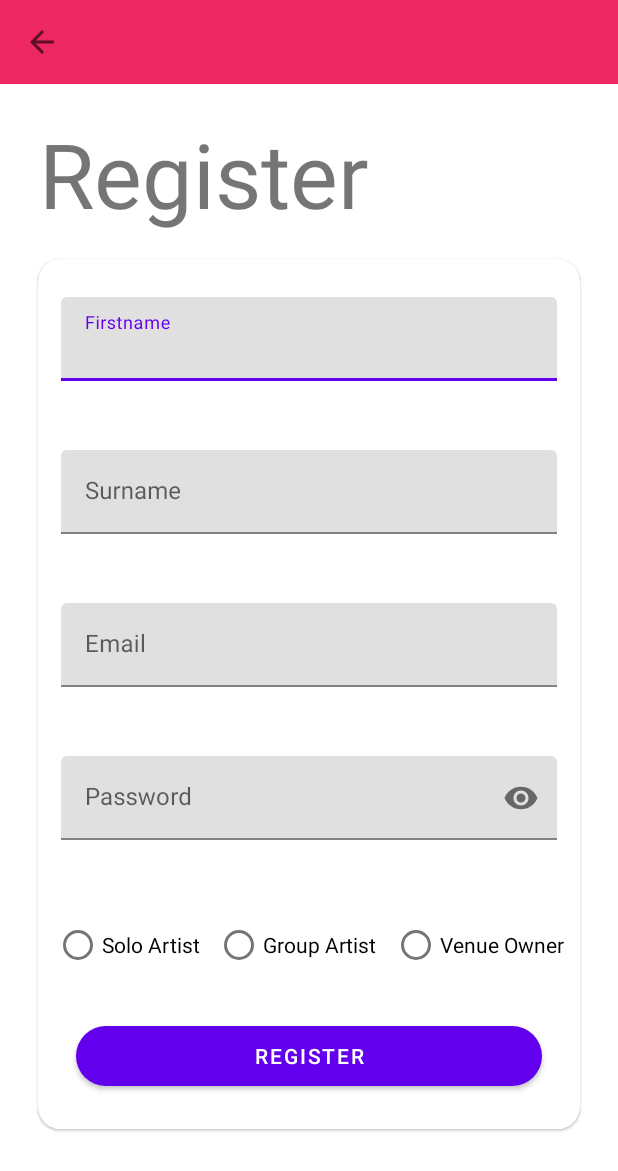
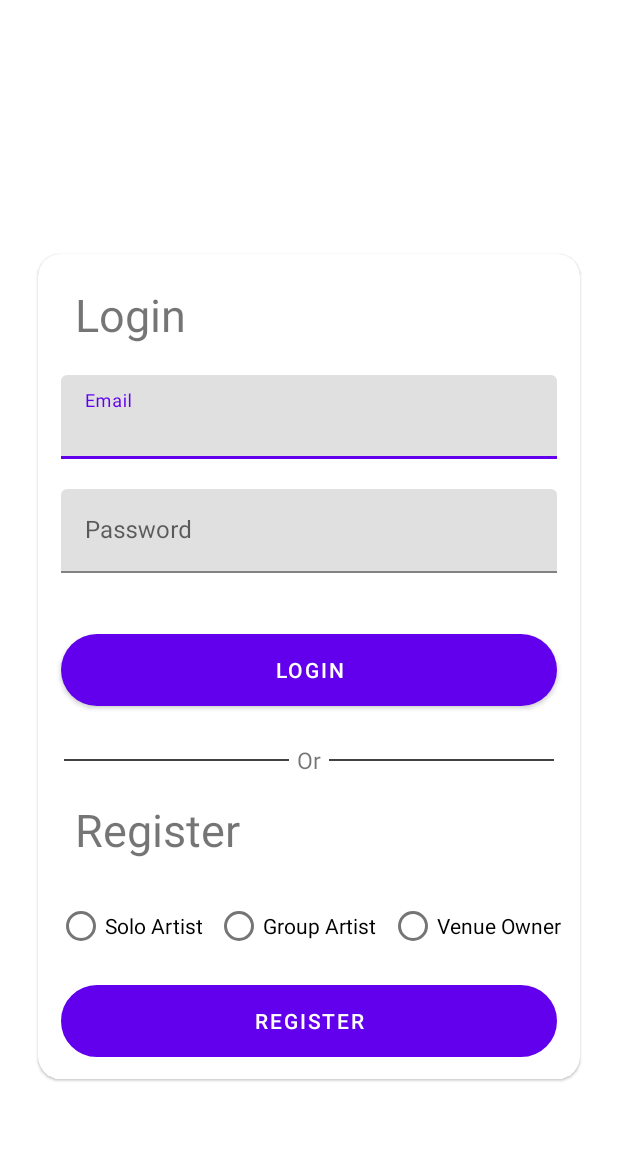
Before and after one commit to mikel112543/FYP_RockAround, an Android app: the screen it shows after launch (MainActivity), on a phone screen of 412 x 824 dp. Shown: the top 1171 px of the screen. Run offline under Robolectric (Android 15) with nearby library versions, the phone set to English and light mode, and no system bars; our stand-ins replace data binding.

Commit message:
- Completed Login Fragment xml - Moving to Firestore for databasing

```diff
--- a/app/build.gradle
+++ b/app/build.gradle
@@ -1,5 +1,6 @@
 plugins {
     id 'com.android.application'
+    id 'com.google.gms.google-services'
 }
 apply plugin: 'kotlin-android'
 
@@ -35,6 +36,7 @@ android {
 
 dependencies {
 
+    implementation 'com.google.firebase:firebase-auth:21.0.1'
     def lifecycle_version = "2.4.0"
     def arch_version = "2.1.0"
 
@@ -48,9 +50,10 @@ dependencies {
     androidTestImplementation 'androidx.test.espresso:espresso-core:3.4.0'
     implementation "androidx.core:core-ktx:+"
     implementation "org.jetbrains.kotlin:kotlin-stdlib-jdk7:$kotlin_version"
-    implementation group: 'mysql', name: 'mysql-connector-java', version: '5.1.13'
+    implementation group: 'mysql', name: 'mysql-connector-java', version: '8.0.11'
     implementation "androidx.lifecycle:lifecycle-viewmodel:$lifecycle_version"
     implementation "androidx.lifecycle:lifecycle-livedata:$lifecycle_version"
+    implementation 'org.mariadb.jdbc:mariadb-java-client:2.2.0'
     implementation group: 'log4j', name: 'log4j', version: '1.2.16'
 }
 repositories {
--- a/app/src/main/AndroidManifest.xml
+++ b/app/src/main/AndroidManifest.xml
@@ -1,7 +1,8 @@
 <?xml version="1.0" encoding="utf-8"?>
 <manifest xmlns:android="http://schemas.android.com/apk/res/android"
     package="com.example.rockaroundapp">
-
+    <uses-permission android:name="android.permission.ACCESS_NETWORK_STATE"/>
+    <uses-permission android:name="android.permission.INTERNET" />
     <application
         android:allowBackup="true"
         android:icon="@mipmap/ic_launcher"
--- a/app/src/main/java/com/example/rockaroundapp/model/Artist.java
+++ b/app/src/main/java/com/example/rockaroundapp/model/Artist.java
@@ -20,7 +20,10 @@ public class Artist extends User {
     private List<SampleTrack> sampleTracks;
     private List<ArtistReview> reviews;
 
-    public Artist(String firstname, String lastname, String email, String password, String userType, String bio, String contactNumber, String stageName, int price,  String addressLineOne, String addressLineTwo, String city, String county, String country, String profileImgURL, List<String> instruments) {
+    public Artist() {
+    }
+
+    public Artist(String firstname, String lastname, String email, String password, String userType, String bio, String contactNumber, String stageName, int price, String addressLineOne, String addressLineTwo, String city, String county, String country, String profileImgURL, List<String> instruments) {
         super(firstname, lastname, email, password, userType, bio, contactNumber);
         this.stageName = stageName;
         this.addressLineOne = addressLineOne;
--- /dev/null
+++ b/app/src/main/java/com/example/rockaroundapp/view/LoginFragment.java
@@ -0,0 +1,22 @@
+package com.example.rockaroundapp.view;
+
+import android.os.Bundle;
+
+import androidx.fragment.app.Fragment;
+
+import android.view.LayoutInflater;
+import android.view.View;
+import android.view.ViewGroup;
+
+import com.example.rockaroundapp.R;
+
+
+public class LoginFragment extends Fragment {
+
+    @Override
+    public View onCreateView(LayoutInflater inflater, ViewGroup container,
+                             Bundle savedInstanceState) {
+        // Inflate the layout for this fragment
+        return inflater.inflate(R.layout.fragment_login, container, false);
+    }
+}
--- a/app/src/main/java/com/example/rockaroundapp/view/MainActivity.java
+++ b/app/src/main/java/com/example/rockaroundapp/view/MainActivity.java
@@ -16,7 +16,7 @@ public class MainActivity extends AppCompatActivity {
         getSupportActionBar().hide();
         FragmentTransaction ft = getSupportFragmentManager().beginTransaction();
         // Replace the contents of the container with the new fragment
-        ft.replace(R.id.fragment_container, new RegisterFragment());
+        ft.replace(R.id.fragment_container, new LoginFragment());
         ft.commit();
     }
 }
--- /dev/null
+++ b/app/src/main/res/drawable/pill_button_outline.xml
@@ -0,0 +1,5 @@
+<?xml version="1.0" encoding="utf-8"?>
+<shape xmlns:android="http://schemas.android.com/apk/res/android">
+    <corners android:radius="100dp" />
+    <stroke android:color="@color/primary_pink" android:width="2dp"/>
+</shape>
--- /dev/null
+++ b/app/src/main/res/layout/fragment_login.xml
@@ -0,0 +1,210 @@
+<?xml version="1.0" encoding="utf-8"?>
+<layout xmlns:android="http://schemas.android.com/apk/res/android"
+    xmlns:app="http://schemas.android.com/apk/res-auto"
+    xmlns:tools="http://schemas.android.com/tools">
+
+    <androidx.constraintlayout.widget.ConstraintLayout
+        android:layout_width="match_parent"
+        android:layout_height="match_parent"
+        tools:context=".view.LoginFragment">
+
+        <ImageView
+            android:id="@+id/logo"
+            android:layout_width="wrap_content"
+            android:layout_height="wrap_content"
+            android:layout_marginStart="141dp"
+            android:layout_marginEnd="141dp"
+            app:layout_constraintBottom_toTopOf="@+id/login_card"
+            app:layout_constraintEnd_toEndOf="parent"
+            android:layout_marginTop="80dp"
+            app:layout_constraintStart_toStartOf="parent"
+            app:layout_constraintTop_toTopOf="parent"
+            tools:src="@tools:sample/avatars" />
+
+        <com.google.android.material.card.MaterialCardView
+            android:id="@+id/login_card"
+            android:layout_width="match_parent"
+            android:layout_height="550dp"
+            android:layout_marginStart="25dp"
+            android:layout_marginTop="40dp"
+            android:layout_marginEnd="25dp"
+            android:layout_marginBottom="80dp"
+            app:cardCornerRadius="15dp"
+            app:layout_constraintBottom_toBottomOf="parent"
+            app:layout_constraintEnd_toEndOf="parent"
+            app:layout_constraintStart_toStartOf="parent"
+            app:layout_constraintTop_toBottomOf="@+id/logo">
+
+            <androidx.constraintlayout.widget.ConstraintLayout
+                android:layout_width="match_parent"
+                android:layout_height="match_parent">
+
+                <TextView
+                    android:id="@+id/login_txt"
+                    android:layout_width="wrap_content"
+                    android:layout_height="wrap_content"
+                    android:layout_marginStart="15dp"
+                    android:layout_marginTop="20dp"
+                    android:layout_marginEnd="253dp"
+                    android:layout_marginBottom="10dp"
+                    android:text="Login"
+                    android:textSize="30sp"
+                    app:layout_constraintBottom_toTopOf="@+id/login_field"
+                    app:layout_constraintEnd_toEndOf="parent"
+                    app:layout_constraintStart_toStartOf="parent"
+                    app:layout_constraintTop_toTopOf="parent" />
+
+                <com.google.android.material.textfield.TextInputLayout
+                    android:id="@+id/login_field"
+                    android:layout_width="match_parent"
+                    android:layout_height="wrap_content"
+                    android:layout_marginStart="15dp"
+                    android:layout_marginTop="10dp"
+                    android:layout_marginEnd="15dp"
+                    app:layout_constraintEnd_toEndOf="parent"
+                    app:layout_constraintStart_toStartOf="parent"
+                    app:layout_constraintTop_toBottomOf="@id/login_txt"
+                    app:layout_constraintBottom_toTopOf="@id/password_field"
+                    >
+
+                    <com.google.android.material.textfield.TextInputEditText
+                        android:layout_width="match_parent"
+                        android:layout_height="wrap_content"
+                        android:hint="Email" />
+                </com.google.android.material.textfield.TextInputLayout>
+
+                <com.google.android.material.textfield.TextInputLayout
+                    android:id="@+id/password_field"
+                    android:layout_width="match_parent"
+                    android:layout_height="wrap_content"
+                    android:layout_marginStart="15dp"
+                    android:layout_marginTop="20dp"
+                    android:layout_marginEnd="15dp"
+                    android:layout_marginBottom="25dp"
+                    app:layout_constraintBottom_toTopOf="@+id/login_btn"
+                    app:layout_constraintEnd_toEndOf="parent"
+                    app:layout_constraintStart_toStartOf="parent"
+                    app:layout_constraintTop_toBottomOf="@id/login_field">
+
+                    <com.google.android.material.textfield.TextInputEditText
+                        android:layout_width="match_parent"
+                        android:layout_height="wrap_content"
+                        android:hint="Password" />
+                </com.google.android.material.textfield.TextInputLayout>
+
+                <Button
+                    android:id="@+id/login_btn"
+                    android:layout_width="match_parent"
+                    android:layout_height="wrap_content"
+                    android:layout_marginStart="15dp"
+                    android:layout_marginEnd="15dp"
+                    android:layout_marginBottom="20dp"
+                    android:text="Login"
+                    android:layout_marginTop="15dp"
+                    app:layout_constraintBottom_toTopOf="@+id/or_txt"
+                    app:layout_constraintEnd_toEndOf="parent"
+                    app:layout_constraintStart_toStartOf="parent"
+                    android:background="@drawable/pill_button"
+                    app:layout_constraintTop_toBottomOf="@+id/password_field" />
+
+                <TextView
+                    android:id="@+id/or_txt"
+                    android:layout_width="wrap_content"
+                    android:layout_height="wrap_content"
+                    android:layout_marginTop="25dp"
+                    android:gravity="center"
+                    android:text="Or"
+                    android:textSize="15dp"
+                    app:layout_constraintStart_toEndOf="@id/left_divider"
+                    app:layout_constraintEnd_toStartOf="@id/right_divider"
+                    app:layout_constraintTop_toBottomOf="@id/login_btn" />
+
+                <View
+                    android:id="@+id/left_divider"
+                    android:layout_width="150dp"
+                    android:layout_height="1dp"
+                    android:layout_marginStart="15dp"
+                    android:layout_marginEnd="3dp"
+                    android:background="@color/cardview_dark_background"
+                    app:layout_constraintBottom_toBottomOf="@+id/or_txt"
+                    app:layout_constraintEnd_toStartOf="@id/or_txt"
+                    app:layout_constraintHorizontal_bias="0.0"
+                    app:layout_constraintStart_toStartOf="parent"
+                    app:layout_constraintTop_toTopOf="@id/or_txt" />
+
+                <View
+                    android:id="@+id/right_divider"
+                    android:layout_width="150dp"
+                    android:layout_height="1dp"
+                    android:layout_marginEnd="15dp"
+                    android:layout_marginStart="3dp"
+                    android:background="@color/cardview_dark_background"
+                    app:layout_constraintBottom_toBottomOf="@+id/or_txt"
+                    app:layout_constraintEnd_toEndOf="parent"
+                    app:layout_constraintHorizontal_bias="1.0"
+                    app:layout_constraintStart_toEndOf="@id/or_txt"
+                    app:layout_constraintTop_toTopOf="@id/or_txt" />
+
+                <TextView
+                    android:id="@+id/register_txt"
+                    android:layout_width="wrap_content"
+                    android:layout_height="wrap_content"
+                    android:layout_marginStart="15dp"
+                    android:layout_marginTop="15dp"
+                    android:layout_marginEnd="217dp"
+                    android:text="Register"
+                    android:textSize="30sp"
+                    app:layout_constraintBottom_toTopOf="@+id/user_type_radio_group"
+                    app:layout_constraintEnd_toEndOf="parent"
+                    app:layout_constraintStart_toStartOf="parent"
+                    app:layout_constraintTop_toBottomOf="@id/or_txt" />
+
+                <RadioGroup
+                    android:id="@+id/user_type_radio_group"
+                    android:layout_width="wrap_content"
+                    android:layout_height="wrap_content"
+                    android:orientation="horizontal"
+                    android:layout_marginTop="20dp"
+                    app:layout_constraintBottom_toTopOf="@+id/register_button"
+                    app:layout_constraintEnd_toEndOf="parent"
+                    app:layout_constraintStart_toStartOf="parent"
+                    app:layout_constraintTop_toBottomOf="@id/register_txt">
+
+                    <RadioButton
+                        android:layout_width="wrap_content"
+                        android:layout_height="wrap_content"
+                        android:layout_marginEnd="8dp"
+                        android:text="Solo Artist" />
+
+                    <RadioButton
+                        android:layout_width="wrap_content"
+                        android:layout_height="wrap_content"
+                        android:text="Group Artist" />
+
+                    <RadioButton
+                        android:layout_width="wrap_content"
+                        android:layout_height="wrap_content"
+                        android:layout_marginStart="8dp"
+                        android:text="Venue Owner" />
+                </RadioGroup>
+
+                <Button
+                    android:id="@+id/register_button"
+                    android:layout_width="match_parent"
+                    android:layout_height="wrap_content"
+                    android:layout_marginStart="15dp"
+                    android:layout_marginTop="15dp"
+                    android:layout_marginEnd="15dp"
+                    android:background="@drawable/pill_button_outline"
+                    android:text="Register"
+                    app:layout_constraintEnd_toEndOf="parent"
+                    app:layout_constraintStart_toStartOf="parent"
+                    app:layout_constraintTop_toBottomOf="@id/user_type_radio_group" />
+
+            </androidx.constraintlayout.widget.ConstraintLayout>
+
+        </com.google.android.material.card.MaterialCardView>
+
+    </androidx.constraintlayout.widget.ConstraintLayout>
+
+</layout>
--- a/build.gradle
+++ b/build.gradle
@@ -8,6 +8,7 @@ buildscript {
     dependencies {
         classpath "com.android.tools.build:gradle:7.0.4"
         classpath "org.jetbrains.kotlin:kotlin-gradle-plugin:$kotlin_version"
+        classpath 'com.google.gms:google-services:4.3.8'
 
         // NOTE: Do not place your application dependencies here; they belong
         // in the individual module build.gradle files
```
Also changed, not shown: app/src/main/java/com/example/rockaroundapp/conntest.java (+3 -5 lines), app/src/main/java/com/example/rockaroundapp/dao/ArtistDao.java (+9 -8 lines), app/src/main/java/com/example/rockaroundapp/dao/ArtistDaoImpl.java (+49 -11 lines), app/src/main/java/com/example/rockaroundapp/model/GroupArtist.java (+2 -11 lines), app/src/main/java/com/example/rockaroundapp/repository/UserRepository.java (+8 -8 lines), app/src/main/java/com/example/rockaroundapp/source/remoteConnection.java (+3 -4 lines), app/src/main/java/com/example/rockaroundapp/view/RegisterFragment.java (+17 -3 lines), app/src/main/java/com/example/rockaroundapp/viewmodel/RegisterViewModel.java (+31 -1 lines).
